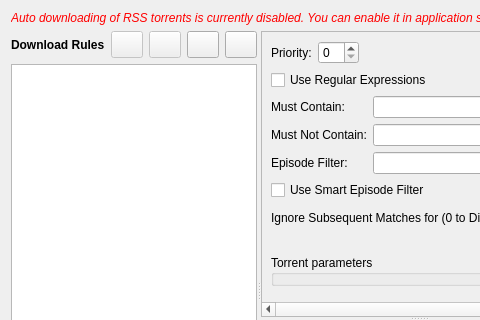
Before: the Qt Designer form src/gui/rss/automatedrssdownloader.ui in qbittorrent/qBittorrent, drawn with Qt 5; both pictures show x 0 to 480 and y 0 to 320 of the 818 by 588 pixel window.
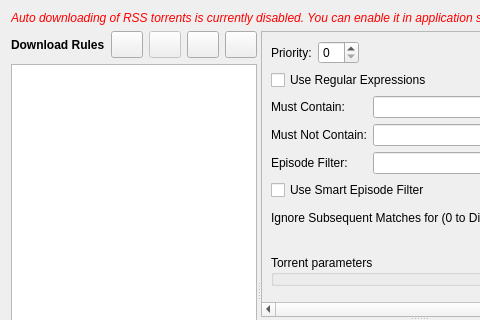
After: the same form once the commit is applied.

```diff
--- a/src/gui/rss/automatedrssdownloader.ui
+++ b/src/gui/rss/automatedrssdownloader.ui
@@ -61,9 +61,6 @@
          </item>
          <item>
           <widget class="QToolButton" name="cloneRuleBtn">
-           <property name="enabled">
-            <bool>false</bool>
-           </property>
            <property name="iconSize">
             <size>
              <width>24</width>
```
